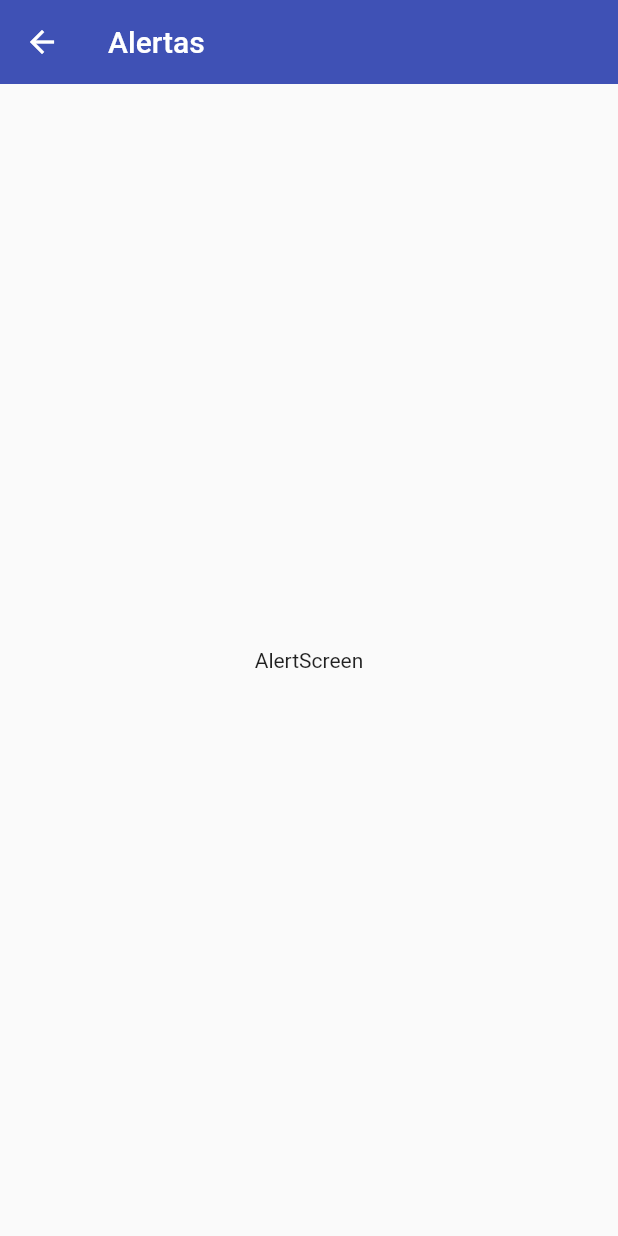
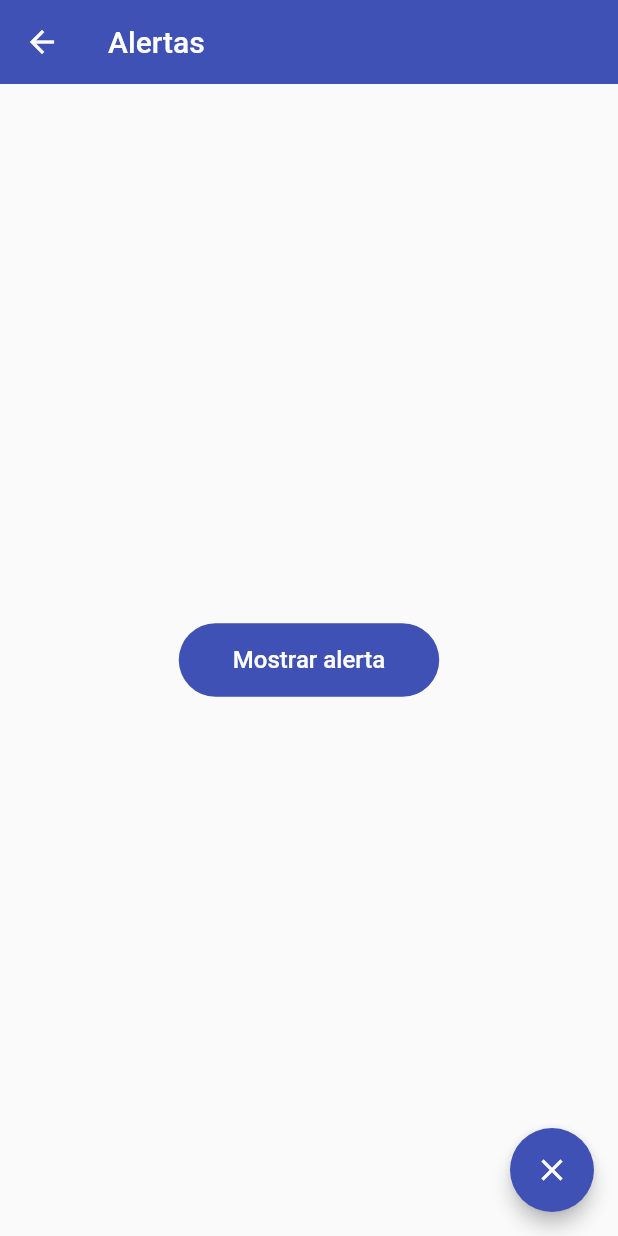
Before and after one commit to AgnosticSix/fl_components, a Flutter app: the AlertScreen screen opened by its route, on a phone screen of 412 x 824 dp. Run offline on Flutter 3.47's test engine with Material 2 defaults, Android fonts, the phone set to English and light mode, and no system bars.

Commit message:
elevatedbutton added and general style added to app_theme

```diff
--- a/lib/Theme/app_theme.dart
+++ b/lib/Theme/app_theme.dart
@@ -12,7 +12,16 @@ class AppTheme {
 
       //textbutton theme
       textButtonTheme:
-          TextButtonThemeData(style: TextButton.styleFrom(primary: primary)));
+          TextButtonThemeData(style: TextButton.styleFrom(primary: primary)),
+
+      //floatingactionbutton theme
+      floatingActionButtonTheme: const FloatingActionButtonThemeData(
+          backgroundColor: primary, elevation: 5),
+
+      //elevatedButtonn theme
+      elevatedButtonTheme: ElevatedButtonThemeData(
+          style: ElevatedButton.styleFrom(
+              primary: primary, shape: const StadiumBorder(), elevation: 0)));
 
   static final ThemeData darkTheme = ThemeData.dark().copyWith(
       //color primerio
--- a/lib/screens/alert_screen.dart
+++ b/lib/screens/alert_screen.dart
@@ -9,8 +9,22 @@ class AlertScreen extends StatelessWidget {
       appBar: AppBar(
         title: const Text('Alertas'),
       ),
-      body: const Center(
-        child: Text('AlertScreen'),
+      body: Center(
+          child: ElevatedButton(
+        child: const Padding(
+          padding: EdgeInsets.symmetric(horizontal: 20, vertical: 15),
+          child: Text(
+            'Mostrar alerta',
+            style: TextStyle(fontSize: 16),
+          ),
+        ),
+        onPressed: () {
+          Navigator.pop(context);
+        },
+      )),
+      floatingActionButton: FloatingActionButton(
+        child: const Icon(Icons.close),
+        onPressed: () {},
       ),
     );
   }
```
